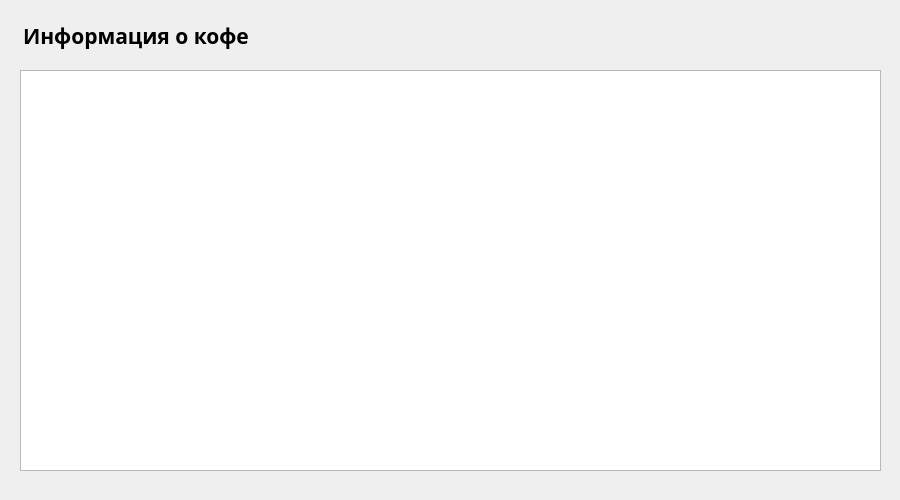
Above: main.ui from sergey-gavrilichev/coffee before the change. Below: the same form after it.
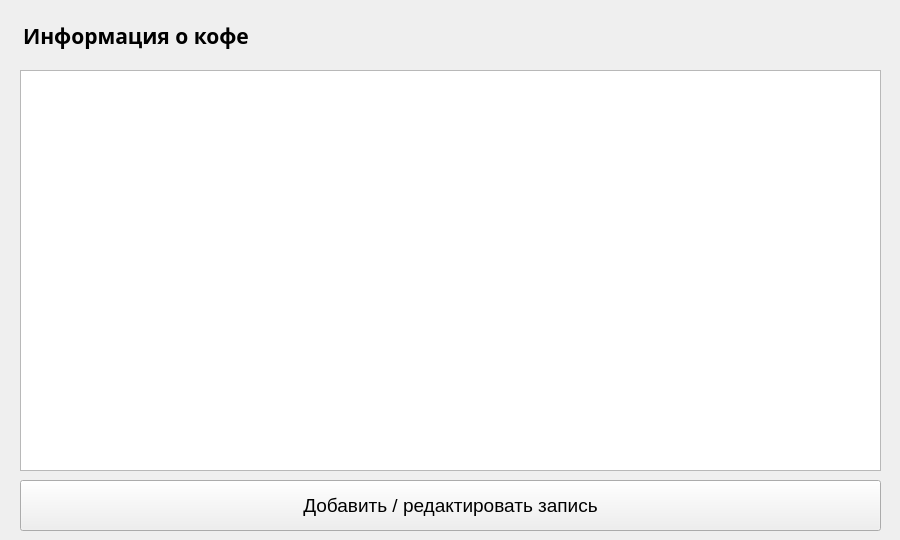
That is the form after the change.

```diff
--- a/main.ui
+++ b/main.ui
@@ -7,19 +7,19 @@
     <x>0</x>
     <y>0</y>
     <width>900</width>
-    <height>500</height>
+    <height>540</height>
    </rect>
   </property>
   <property name="minimumSize">
    <size>
     <width>900</width>
-    <height>500</height>
+    <height>540</height>
    </size>
   </property>
   <property name="maximumSize">
    <size>
     <width>900</width>
-    <height>500</height>
+    <height>540</height>
    </size>
   </property>
   <property name="windowTitle">
@@ -56,6 +56,27 @@
     </rect>
    </property>
   </widget>
+  <widget class="QPushButton" name="pushButton">
+   <property name="geometry">
+    <rect>
+     <x>20</x>
+     <y>480</y>
+     <width>861</width>
+     <height>51</height>
+    </rect>
+   </property>
+   <property name="font">
+    <font>
+     <pointsize>14</pointsize>
+    </font>
+   </property>
+   <property name="cursor">
+    <cursorShape>PointingHandCursor</cursorShape>
+   </property>
+   <property name="text">
+    <string>Добавить / редактировать запись</string>
+   </property>
+  </widget>
  </widget>
  <resources/>
  <connections/>
```
